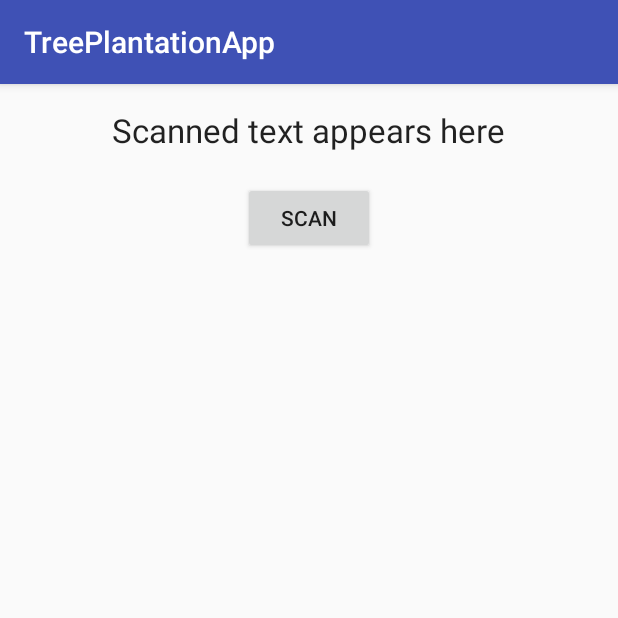
After one commit to shreyanshbarodiya/TreePlantation1.1, an Android app: the ScanQRCode screen opened directly, with no data from a screen before it, on a phone screen of 412 x 824 dp, the top half of it. The commit adds this screen. Run offline under Robolectric (Android 15) with nearby library versions, the phone set to English and light mode, and no system bars; libraries missing offline, so code that uses them is left out: com.google.zxing.integration; network calls fail; 1 statement that could not run was skipped.

Commit message:
QR scanning basic

```diff
--- a/app/build.gradle
+++ b/app/build.gradle
@@ -33,8 +33,11 @@ dependencies {
     compile 'com.google.android.gms:play-services-appindexing:9.8.0'
     compile 'com.squareup.picasso:picasso:2.5.2'
     compile 'com.google.firebase:firebase-messaging:9.8.0'
+    compile 'com.android.support.constraint:constraint-layout:1.0.2'
+    compile 'com.journeyapps:zxing-android-embedded:3.4.0'
     testCompile 'junit:junit:4.12'
 }
 
 
+
 apply plugin: 'com.google.gms.google-services'
--- a/app/src/main/java/in/ac/iitb/treeplantationapp/NearbyTrees/NearbyTreesMap.java
+++ b/app/src/main/java/in/ac/iitb/treeplantationapp/NearbyTrees/NearbyTreesMap.java
@@ -70,6 +70,8 @@ public class NearbyTreesMap extends FragmentActivity implements OnMapReadyCallba
 
     LocationManager lm;
 
+    Button btnDetails;
+
     @Override
     protected void onCreate(Bundle savedInstanceState) {
         super.onCreate(savedInstanceState);
@@ -89,7 +91,7 @@ public class NearbyTreesMap extends FragmentActivity implements OnMapReadyCallba
                 .findFragmentById(R.id.spotTreesNearby);
 
 
-        Button btnDetails = (Button) findViewById(R.id.btnDetails);
+        btnDetails = (Button) findViewById(R.id.btnDetails);
         btnDetails.setOnClickListener(new View.OnClickListener() {
             @Override
             public void onClick(View view) {
@@ -100,6 +102,7 @@ public class NearbyTreesMap extends FragmentActivity implements OnMapReadyCallba
                 }
             }
         });
+
     }
 
 
--- /dev/null
+++ b/app/src/main/java/in/ac/iitb/treeplantationapp/ScanQRCode.java
@@ -0,0 +1,71 @@
+package in.ac.iitb.treeplantationapp;
+
+import android.content.Intent;
+import android.support.v7.app.AppCompatActivity;
+import android.os.Bundle;
+import android.util.Log;
+import android.view.View;
+import android.widget.Button;
+import android.widget.TextView;
+import android.widget.Toast;
+
+import com.google.zxing.integration.android.IntentIntegrator;
+import com.google.zxing.integration.android.IntentResult;
+
+public class ScanQRCode extends AppCompatActivity implements View.OnClickListener{
+
+    IntentIntegrator qrScan;
+    Button btnScan;
+    TextView tvText;
+
+    @Override
+    protected void onCreate(Bundle savedInstanceState) {
+        super.onCreate(savedInstanceState);
+        setContentView(R.layout.activity_scan_qrcode);
+        btnScan = (Button) findViewById(R.id.btnScan);
+        tvText = (TextView) findViewById(R.id.tvText);
+        qrScan = new IntentIntegrator(this);
+        btnScan.setOnClickListener(this);
+
+    }
+
+    @Override
+    protected void onActivityResult(int requestCode, int resultCode, Intent data) {
+        IntentResult result = IntentIntegrator.parseActivityResult(requestCode, resultCode, data);
+        if (result != null) {
+            //if qrcode has nothing in it
+            if (result.getContents() == null) {
+                Toast.makeText(this, "Result Not Found", Toast.LENGTH_LONG).show();
+            } else {
+                //if qr contains data
+                Log.i("myTag", result.getContents());
+                tvText.setText(result.getContents());
+                /*
+                try {
+                    //converting the data to json
+                    JSONObject obj = new JSONObject(result.getContents());
+                    //setting values to textviews
+                    textViewName.setText(obj.getString("name"));
+                    textViewAddress.setText(obj.getString("address"));
+                } catch (JSONException e) {
+                    e.printStackTrace();
+                    //if control comes here
+                    //that means the encoded format not matches
+                    //in this case you can display whatever data is available on the qrcode
+                    //to a toast
+                    Toast.makeText(this, result.getContents(), Toast.LENGTH_LONG).show();
+                }
+                */
+            }
+        } else {
+            super.onActivityResult(requestCode, resultCode, data);
+        }
+    }
+
+    @Override
+    public void onClick(View view) {
+        qrScan.initiateScan();
+        Log.i("myTag", "haa");
+
+    }
+}
--- /dev/null
+++ b/app/src/main/res/layout/activity_scan_qrcode.xml
@@ -0,0 +1,31 @@
+<?xml version="1.0" encoding="utf-8"?>
+<LinearLayout xmlns:android="http://schemas.android.com/apk/res/android"
+xmlns:app="http://schemas.android.com/apk/res-auto"
+xmlns:tools="http://schemas.android.com/tools"
+android:layout_width="match_parent"
+android:layout_height="match_parent"
+tools:context="in.ac.iitb.treeplantationapp.ScanQRCode"
+android:orientation="vertical"
+android:paddingBottom="@dimen/activity_vertical_margin"
+android:paddingLeft="@dimen/activity_horizontal_margin"
+android:paddingRight="@dimen/activity_horizontal_margin"
+android:paddingTop="@dimen/activity_vertical_margin">
+
+    <TextView
+        android:id="@+id/tvText"
+        android:layout_width="wrap_content"
+        android:layout_height="wrap_content"
+        android:layout_gravity="center_horizontal"
+        android:text="Scanned text appears here"
+        android:textAppearance="?android:attr/textAppearanceLarge" />
+
+    <Button
+        android:id="@+id/btnScan"
+        android:layout_width="wrap_content"
+        android:layout_height="wrap_content"
+        android:layout_gravity="center_horizontal"
+        android:layout_marginTop="20dp"
+        android:text="Scan" />
+
+
+</LinearLayout>
```
Also changed, not shown: app/src/main/AndroidManifest.xml (+7 -3 lines), app/src/main/java/in/ac/iitb/treeplantationapp/UserProfile.java (+10 -0 lines), app/src/main/res/layout/content_user_profile.xml (+7 -0 lines).
